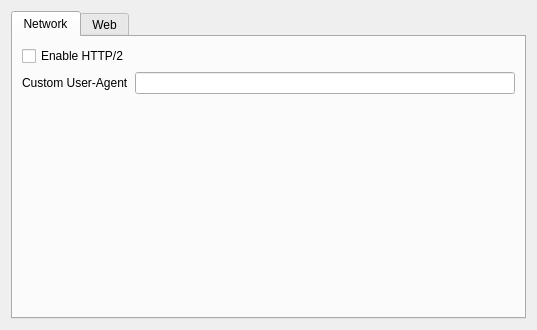
Old version of the form src/librssguard/gui/settings/settingsnetwork.ui in the repository martinrotter/rssguard.
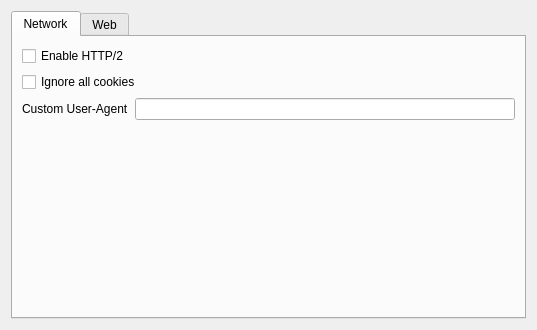
New version of the form.

What changed in the file:
```diff
--- a/src/librssguard/gui/settings/settingsnetwork.ui
+++ b/src/librssguard/gui/settings/settingsnetwork.ui
@@ -28,14 +28,21 @@
          </property>
         </widget>
        </item>
-       <item row="1" column="0">
+       <item row="1" column="0" colspan="2">
+        <widget class="QCheckBox" name="m_cbIgnoreAllCookies">
+         <property name="text">
+          <string>Ignore all cookies</string>
+         </property>
+        </widget>
+       </item>
+       <item row="2" column="0">
         <widget class="QLabel" name="label_2">
          <property name="text">
           <string>Custom User-Agent</string>
          </property>
         </widget>
        </item>
-       <item row="1" column="1">
+       <item row="2" column="1">
         <widget class="QLineEdit" name="m_txtUserAgent"/>
        </item>
       </layout>
```
Left out of the diff: 1 changed line with no effect on the pictures.
